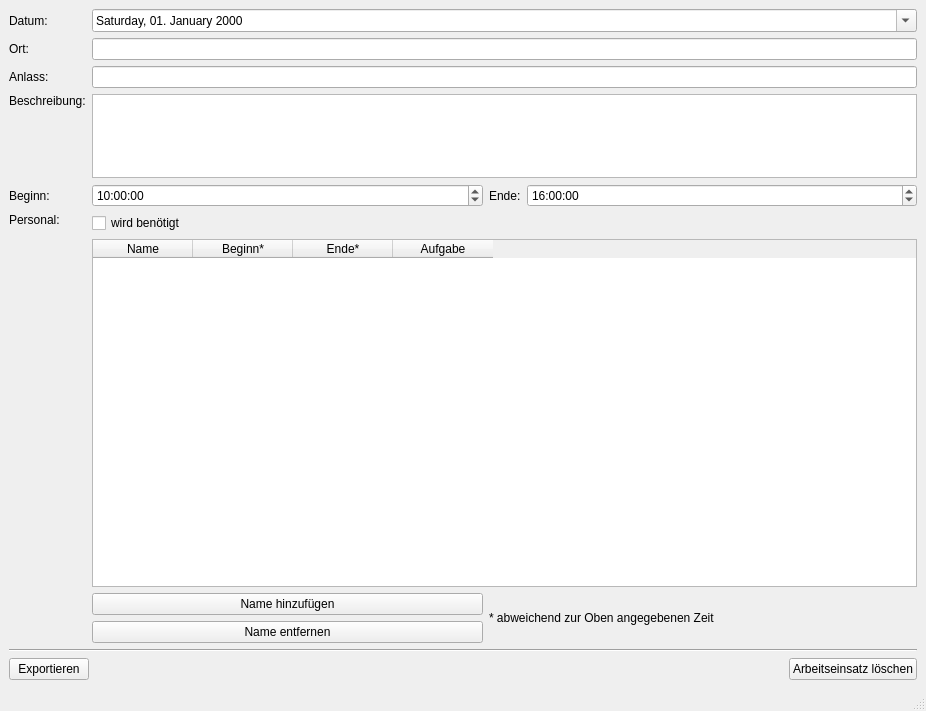
Before: the Qt Designer form Programm/activitywindow.ui in philjosch/Einsatzplaner, drawn with Qt 5.
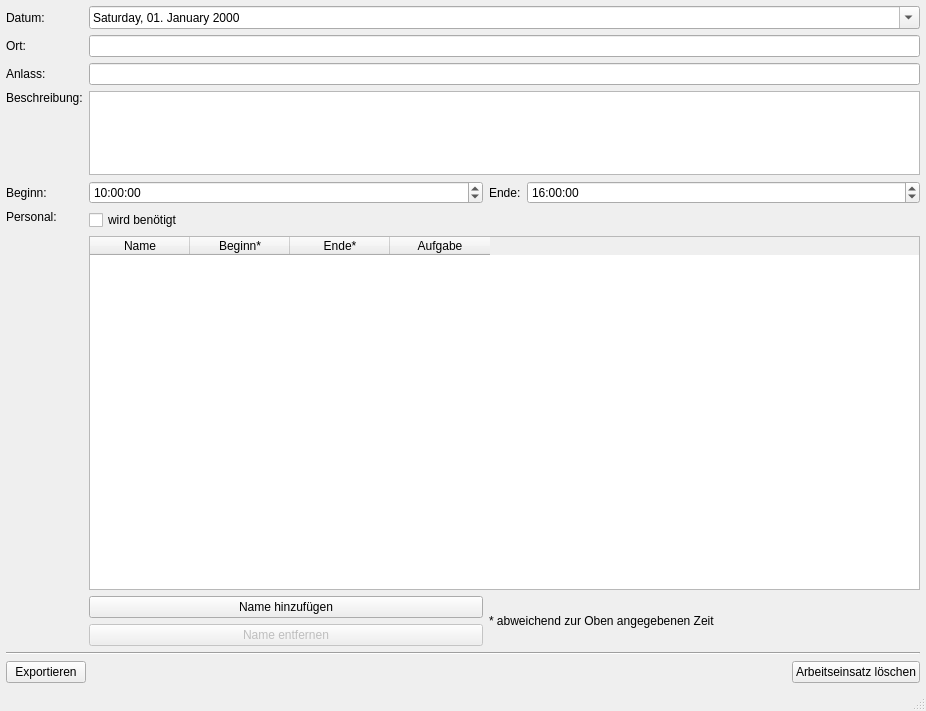
After: the same form once the commit is applied.

Diff of the .ui file:
```diff
--- a/Programm/activitywindow.ui
+++ b/Programm/activitywindow.ui
@@ -15,8 +15,38 @@
   </property>
   <widget class="QWidget" name="centralwidget">
    <layout class="QGridLayout" name="gridLayout_3">
+    <property name="leftMargin">
+     <number>6</number>
+    </property>
+    <property name="topMargin">
+     <number>6</number>
+    </property>
+    <property name="rightMargin">
+     <number>6</number>
+    </property>
+    <property name="bottomMargin">
+     <number>6</number>
+    </property>
+    <property name="spacing">
+     <number>6</number>
+    </property>
     <item row="0" column="0">
      <layout class="QGridLayout" name="gridLayout" rowstretch="0,0,0,1,0,0,1,0,0" columnstretch="0,1,0,1">
+      <property name="leftMargin">
+       <number>0</number>
+      </property>
+      <property name="topMargin">
+       <number>0</number>
+      </property>
+      <property name="rightMargin">
+       <number>0</number>
+      </property>
+      <property name="bottomMargin">
+       <number>0</number>
+      </property>
+      <property name="spacing">
+       <number>6</number>
+      </property>
       <item row="6" column="1" colspan="3">
        <widget class="QTableWidget" name="tablePersonen">
         <column>
@@ -165,6 +195,9 @@
       </item>
       <item row="8" column="1">
        <widget class="QPushButton" name="buttonRemove">
+        <property name="enabled">
+         <bool>false</bool>
+        </property>
         <property name="text">
          <string>Name entfernen</string>
         </property>
@@ -191,6 +224,21 @@
     </item>
     <item row="2" column="0">
      <layout class="QGridLayout" name="gridLayout_2">
+      <property name="leftMargin">
+       <number>0</number>
+      </property>
+      <property name="topMargin">
+       <number>0</number>
+      </property>
+      <property name="rightMargin">
+       <number>0</number>
+      </property>
+      <property name="bottomMargin">
+       <number>0</number>
+      </property>
+      <property name="spacing">
+       <number>6</number>
+      </property>
       <item row="0" column="0">
        <widget class="QPushButton" name="buttonExport">
         <property name="text">
```
Left out of the diff: 6 changed lines with no effect on the pictures.
